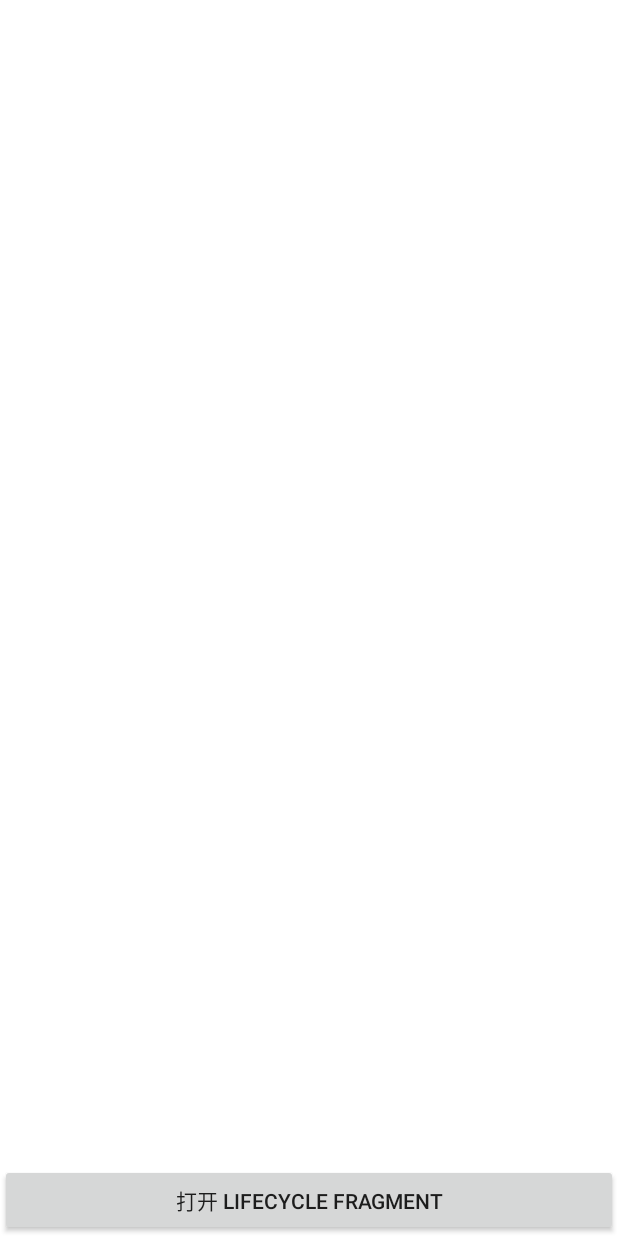
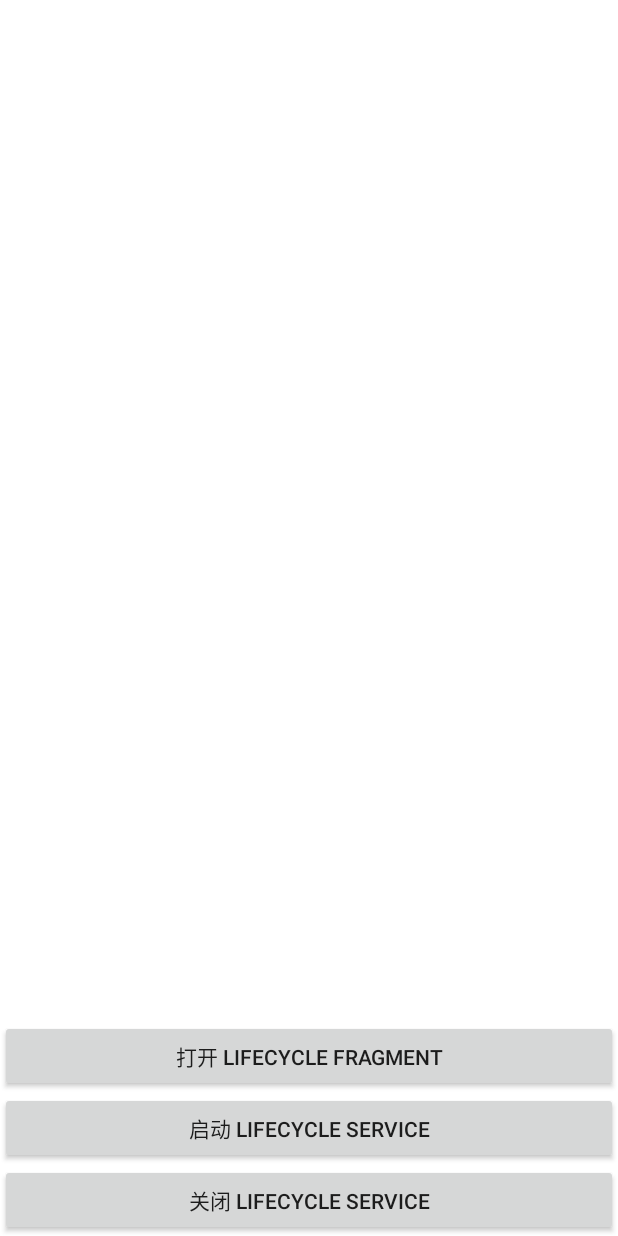
Before and after one commit to hayuklearn/android-framework, an Android app: the screen it shows after launch (LifecycleActivity), on a phone screen of 412 x 824 dp. Run offline under Robolectric (Android 15) with nearby library versions, the phone set to English and light mode, and no system bars.

Commit message:
demo - jetpack - lifecycle - service

```diff
--- a/gradle/libs.versions.toml
+++ b/gradle/libs.versions.toml
@@ -34,6 +34,7 @@ lifecycleRuntimeKtx = { module = "androidx.lifecycle:lifecycle-runtime-ktx", ver
 lifecycleLivedataKtx = { module = "androidx.lifecycle:lifecycle-livedata-ktx", version.ref = "lifecycle" }
 lifecycleViewmodelKtx = { module = "androidx.lifecycle:lifecycle-viewmodel-ktx", version.ref = "lifecycle" }
 lifecycleProcess = { module = "androidx.lifecycle:lifecycle-process", version.ref = "lifecycle" }
+lifecycleService = { module = "androidx.lifecycle:lifecycle-service", version.ref = "lifecycle" }
 lifecycleCompiler = { module = "androidx.lifecycle:lifecycle-compiler", version.ref = "lifecycle" }
 
 workRuntimeKtx = { module = "androidx.work:work-runtime-ktx", version.ref = "work" }
@@ -60,7 +61,7 @@ espressoCore = "androidx.test.espresso:espresso-core:3.4.0"
 
 [bundles]
 compose = ["composeUi", "composeUiToolingPreview", "composeMaterial", "composeActivity"]
-lifecycle = ["lifecycleRuntimeKtx", "lifecycleLivedataKtx", "lifecycleViewmodelKtx", "lifecycleProcess"]
+lifecycle = ["lifecycleRuntimeKtx", "lifecycleLivedataKtx", "lifecycleViewmodelKtx", "lifecycleProcess", "lifecycleService"]
 work = ["workRuntimeKtx", "workRxjava2", "workGcm", "workMultiprocess"]
 room = ["roomRuntime", "roomRxjava2", "roomPaging"]
 nav = ["navigationFragmentKtx", "navigationUiKtx", "navigationDynamicFeaturesFragment", "navigationCompose"]
--- a/products/demo/jetpack/app-demo-jetpack/src/main/AndroidManifest.xml
+++ b/products/demo/jetpack/app-demo-jetpack/src/main/AndroidManifest.xml
@@ -22,6 +22,8 @@
                 <category android:name="android.intent.category.LAUNCHER" />
             </intent-filter>
         </activity>
+
+        <service android:name=".lifecycle.LifecycleService" />
     </application>
 
 </manifest>
--- a/products/demo/jetpack/app-demo-jetpack/src/main/java/com/af/demo/jetpack/lifecycle/LifecycleActivity.kt
+++ b/products/demo/jetpack/app-demo-jetpack/src/main/java/com/af/demo/jetpack/lifecycle/LifecycleActivity.kt
@@ -1,14 +1,11 @@
 package com.af.demo.jetpack.lifecycle
 
-import android.app.Activity
+import android.content.Intent
 import android.os.Bundle
-import android.view.View
-import android.widget.FrameLayout
 import androidx.appcompat.app.AppCompatActivity
 import androidx.appcompat.widget.AppCompatButton
-import androidx.fragment.app.FragmentManager
-import androidx.fragment.app.FragmentTransaction
 import com.af.demo.jetpack.R
+import com.af.demo.jetpack.lifecycle.observer.ActivityObserver
 
 /**
  * Created by hayukleung@gmail.com on 2021-09-09.
@@ -23,6 +20,14 @@ class LifecycleActivity : AppCompatActivity() {
             fragmentTransaction.replace(R.id.fragment_holder, LifecycleFragment())
             fragmentTransaction.commit()
         }
+        findViewById<AppCompatButton>(R.id.button_start_service).setOnClickListener {
+            val intent = Intent(this, LifecycleService::class.java)
+            startService(intent)
+        }
+        findViewById<AppCompatButton>(R.id.button_stop_service).setOnClickListener {
+            val intent = Intent(this, LifecycleService::class.java)
+            stopService(intent)
+        }
         lifecycle.addObserver(ActivityObserver())
     }
 }
--- a/products/demo/jetpack/app-demo-jetpack/src/main/java/com/af/demo/jetpack/lifecycle/LifecycleApplication.kt
+++ b/products/demo/jetpack/app-demo-jetpack/src/main/java/com/af/demo/jetpack/lifecycle/LifecycleApplication.kt
@@ -2,6 +2,7 @@ package com.af.demo.jetpack.lifecycle
 
 import android.app.Application
 import androidx.lifecycle.ProcessLifecycleOwner
+import com.af.demo.jetpack.lifecycle.observer.ApplicationObserver
 
 /**
  * Created by hayukleung@gmail.com on 2021-09-09.
--- a/products/demo/jetpack/app-demo-jetpack/src/main/java/com/af/demo/jetpack/lifecycle/LifecycleFragment.kt
+++ b/products/demo/jetpack/app-demo-jetpack/src/main/java/com/af/demo/jetpack/lifecycle/LifecycleFragment.kt
@@ -7,6 +7,7 @@ import android.view.ViewGroup
 import androidx.appcompat.widget.AppCompatButton
 import androidx.fragment.app.Fragment
 import com.af.demo.jetpack.R
+import com.af.demo.jetpack.lifecycle.observer.FragmentObserver
 
 /**
  * Created by hayukleung@gmail.com on 2021-09-09.
--- a/products/demo/jetpack/app-demo-jetpack/src/main/java/com/af/demo/jetpack/lifecycle/ActivityObserver.kt
+++ b/products/demo/jetpack/app-demo-jetpack/src/main/java/com/af/demo/jetpack/lifecycle/observer/ActivityObserver.kt
@@ -1,4 +1,4 @@
-package com.af.demo.jetpack.lifecycle
+package com.af.demo.jetpack.lifecycle.observer
 
 import android.util.Log
 import androidx.lifecycle.Lifecycle
--- a/products/demo/jetpack/app-demo-jetpack/src/main/java/com/af/demo/jetpack/lifecycle/FragmentObserver.kt
+++ b/products/demo/jetpack/app-demo-jetpack/src/main/java/com/af/demo/jetpack/lifecycle/observer/FragmentObserver.kt
@@ -1,4 +1,4 @@
-package com.af.demo.jetpack.lifecycle
+package com.af.demo.jetpack.lifecycle.observer
 
 import android.util.Log
 import androidx.lifecycle.Lifecycle
--- a/products/demo/jetpack/app-demo-jetpack/src/main/res/layout/activity_lifecycle.xml
+++ b/products/demo/jetpack/app-demo-jetpack/src/main/res/layout/activity_lifecycle.xml
@@ -18,6 +18,24 @@
         android:layout_width="0dp"
         android:layout_height="wrap_content"
         android:text="@string/button_show_fragment"
+        app:layout_constraintBottom_toTopOf="@+id/button_start_service"
+        app:layout_constraintEnd_toEndOf="parent"
+        app:layout_constraintStart_toStartOf="parent" />
+
+    <androidx.appcompat.widget.AppCompatButton
+        android:id="@+id/button_start_service"
+        android:layout_width="0dp"
+        android:layout_height="wrap_content"
+        android:text="@string/button_start_service"
+        app:layout_constraintBottom_toTopOf="@+id/button_stop_service"
+        app:layout_constraintEnd_toEndOf="parent"
+        app:layout_constraintStart_toStartOf="parent" />
+
+    <androidx.appcompat.widget.AppCompatButton
+        android:id="@+id/button_stop_service"
+        android:layout_width="0dp"
+        android:layout_height="wrap_content"
+        android:text="@string/button_stop_service"
         app:layout_constraintBottom_toBottomOf="parent"
         app:layout_constraintEnd_toEndOf="parent"
         app:layout_constraintStart_toStartOf="parent" />
--- a/products/demo/jetpack/app-demo-jetpack/src/main/res/values/strings.xml
+++ b/products/demo/jetpack/app-demo-jetpack/src/main/res/values/strings.xml
@@ -2,4 +2,6 @@
     <string name="app_name">demo</string>
     <string name="button_show_fragment">打开 Lifecycle Fragment</string>
     <string name="button_hide_fragment">关闭 Lifecycle Fragment</string>
+    <string name="button_start_service">启动 Lifecycle Service</string>
+    <string name="button_stop_service">关闭 Lifecycle Service</string>
 </resources>
```
Also changed, not shown: products/demo/jetpack/app-demo-jetpack/src/main/java/com/af/demo/jetpack/lifecycle/LifecycleService.kt (added, +15 -0 lines), products/demo/jetpack/app-demo-jetpack/src/main/java/com/af/demo/jetpack/lifecycle/observer/ApplicationObserver.kt (added, +50 -0 lines), products/demo/jetpack/app-demo-jetpack/src/main/java/com/af/demo/jetpack/lifecycle/observer/ServiceObserver.kt (renamed from products/demo/jetpack/app-demo-jetpack/src/main/java/com/af/demo/jetpack/lifecycle/ApplicationObserver.kt, +2 -8 lines).
